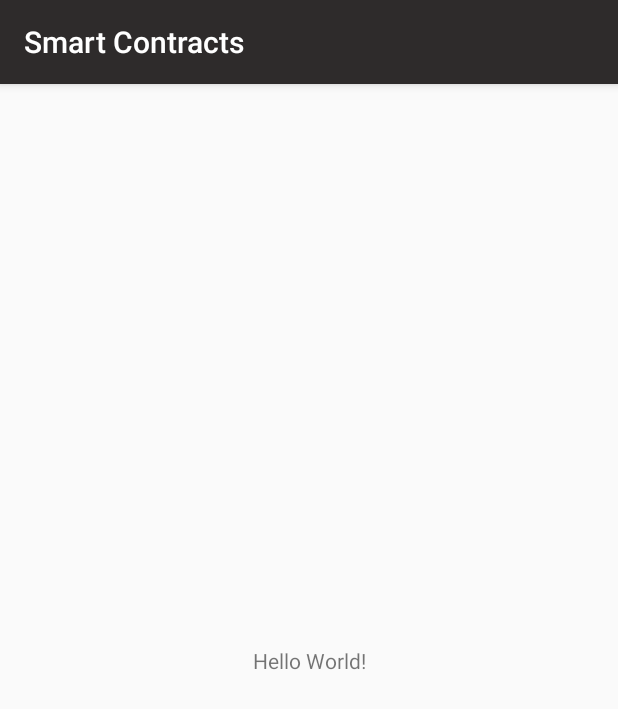
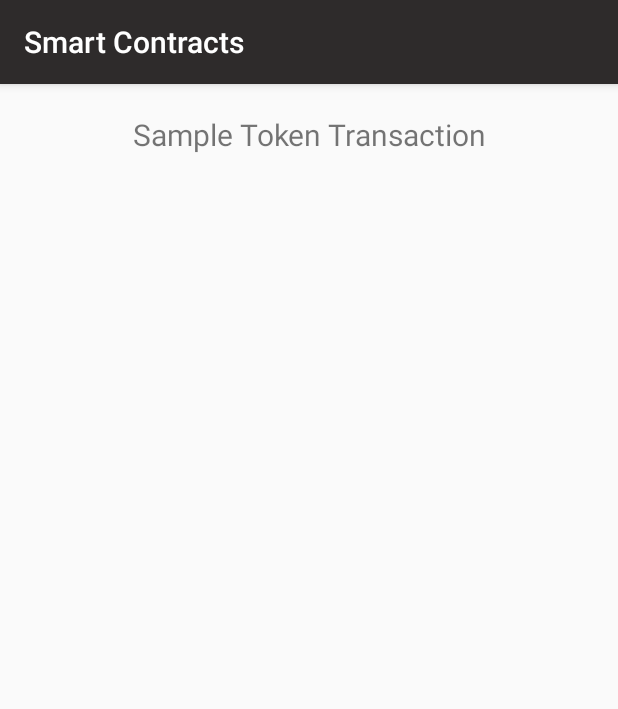
Before and after one commit to ajayrahul97/RajHack, an Android app: the MainActivity screen opened directly, with no data from a screen before it, on a phone screen of 412 x 824 dp. Shown: the top 709 px of the screen. Run offline under Robolectric (Android 15) with nearby library versions, the phone set to English and light mode, and no system bars; libraries missing offline, so code that uses them is left out: org.web3j.crypto, org.web3j.protocol.

Commit message:
minor update

```diff
--- a/SmartContracts/app/build.gradle
+++ b/SmartContracts/app/build.gradle
@@ -36,5 +36,6 @@ dependencies {
     compile 'com.android.support:palette-v7:25.3.1'
     compile 'com.android.support:recyclerview-v7:25.3.1'
     compile 'com.android.support:support-v4:25.3.1'
+    compile 'org.web3j:core-android:2.2.1'
     testCompile 'junit:junit:4.12'
 }
--- a/SmartContracts/app/src/main/res/layout/activity_main.xml
+++ b/SmartContracts/app/src/main/res/layout/activity_main.xml
@@ -1,19 +1,17 @@
 <?xml version="1.0" encoding="utf-8"?>
-<android.support.constraint.ConstraintLayout
-    xmlns:android="http://schemas.android.com/apk/res/android"
+<LinearLayout xmlns:android="http://schemas.android.com/apk/res/android"
     xmlns:tools="http://schemas.android.com/tools"
-    xmlns:app="http://schemas.android.com/apk/res-auto"
     android:layout_width="match_parent"
-    android:layout_height="match_parent"
+    android:layout_height="fill_parent"
     tools:context="com.tmnt.smartcontracts.MainActivity">
 
     <TextView
-        android:layout_width="wrap_content"
+        android:layout_width="match_parent"
         android:layout_height="wrap_content"
-        android:text="Hello World!"
-        app:layout_constraintBottom_toBottomOf="parent"
-        app:layout_constraintLeft_toLeftOf="parent"
-        app:layout_constraintRight_toRightOf="parent"
-        app:layout_constraintTop_toTopOf="parent" />
+        android:textSize="20sp"
+        android:layout_marginTop="20dp"
+        android:textAlignment="center"
+        android:text="Sample Token Transaction" />
 
-</android.support.constraint.ConstraintLayout>
+
+</LinearLayout>
```
Also changed, not shown: SmartContracts/app/src/main/java/com/tmnt/smartcontracts/MainActivity.java (+34 -0 lines), SmartContracts/app/src/main/java/com/tmnt/smartcontracts/User_PurchaseActivity2.java (line endings or trailing spaces), 2 other files.
